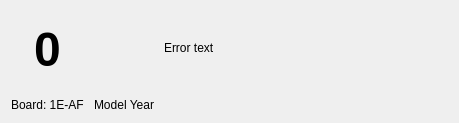
First picture: the form in soccer/ui/RobotStatusWidget.ui, repository RoboJackets/robocup-software, before the edit.
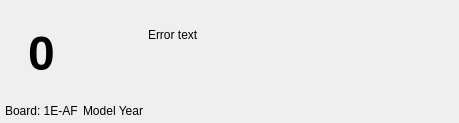
Second picture: the form after the edit. Icons and pictures are not drawn. Custom widgets are drawn as their Qt base class.

Commit message: made robot status widget more compact so more are visible without scrolling

Patch:
```diff
--- a/soccer/ui/RobotStatusWidget.ui
+++ b/soccer/ui/RobotStatusWidget.ui
@@ -39,10 +39,25 @@
   </property>
   <layout class="QHBoxLayout" name="horizontalLayout_2">
    <property name="spacing">
-    <number>10</number>
+    <number>5</number>
+   </property>
+   <property name="leftMargin">
+    <number>5</number>
+   </property>
+   <property name="topMargin">
+    <number>5</number>
+   </property>
+   <property name="rightMargin">
+    <number>5</number>
+   </property>
+   <property name="bottomMargin">
+    <number>5</number>
    </property>
    <item>
     <layout class="QVBoxLayout" name="verticalLayout" stretch="1,0">
+     <property name="spacing">
+      <number>3</number>
+     </property>
      <item>
       <widget class="QLabel" name="shellID">
        <property name="enabled">
@@ -113,6 +128,9 @@
    </item>
    <item>
     <layout class="QVBoxLayout" name="verticalLayout_2" stretch="1,0">
+     <property name="spacing">
+      <number>3</number>
+     </property>
      <item>
       <widget class="RobotWidget" name="robotWidget" native="true">
        <property name="sizePolicy">
@@ -149,6 +167,9 @@
    </item>
    <item>
     <layout class="QVBoxLayout" name="verticalLayout_3">
+     <property name="spacing">
+      <number>3</number>
+     </property>
      <item>
       <layout class="QHBoxLayout" name="horizontalLayout">
        <item>
```
